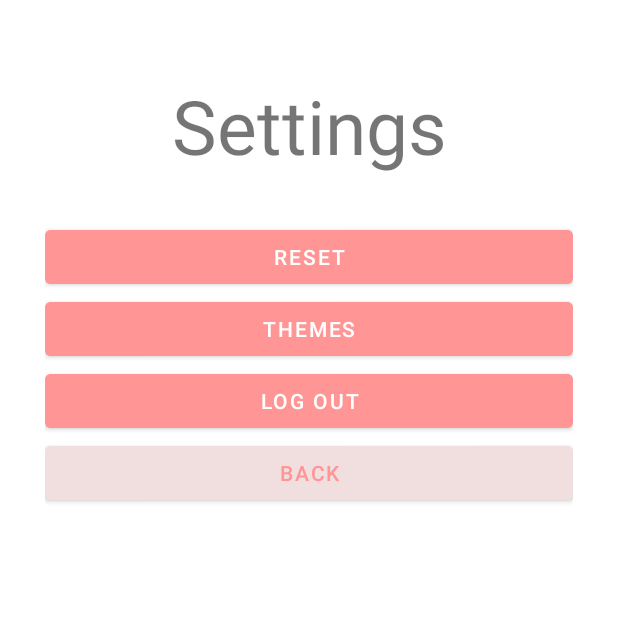
After one commit to weenleen/TamaGoDoWork, an Android app: the SettingsAct screen opened directly, with no data from a screen before it, on a phone screen of 412 x 824 dp, the top half of it. The commit adds this screen. Run offline under Robolectric (Android 15) with nearby library versions, the phone set to English and light mode, and no system bars; our stand-ins replace Firebase (no records; nobody signed in at launch, a user with empty details on screens opened directly).

Commit message:
added settings menu and other UI elements

```diff
--- a/app/src/main/AndroidManifest.xml
+++ b/app/src/main/AndroidManifest.xml
@@ -9,7 +9,8 @@
         android:roundIcon="@mipmap/ic_launcher_round"
         android:supportsRtl="true"
         android:theme="@style/Theme.TamaGoDoWork">
-        <activity android:name=".RegisterAct"></activity>
+        <activity android:name=".SettingsAct"></activity>
+        <activity android:name=".RegisterAct" />
         <activity android:name=".LoginAct" />
         <activity android:name=".EditTaskAct" />
         <activity android:name=".AddTaskAct" />
--- /dev/null
+++ b/app/src/main/java/com/example/tamagodowork/SettingsAct.java
@@ -0,0 +1,53 @@
+package com.example.tamagodowork;
+
+import androidx.appcompat.app.AppCompatActivity;
+
+import android.content.Intent;
+import android.os.Bundle;
+import android.view.View;
+import android.widget.Button;
+
+import com.google.firebase.auth.FirebaseAuth;
+
+public class SettingsAct extends AppCompatActivity {
+
+    Button resetBtn, themesBtn, logoutBtn, backBtn;
+
+    @Override
+    protected void onCreate(Bundle savedInstanceState) {
+        super.onCreate(savedInstanceState);
+        setContentView(R.layout.activity_settings);
+
+        this.resetBtn = findViewById(R.id.btn_reset);
+        this.resetBtn.setOnClickListener(new View.OnClickListener() {
+            @Override
+            public void onClick(View v) {
+                MainActivity.xp = 0;
+                MainActivity.userDoc.update("XP", 0);
+                startActivity(new Intent(getApplicationContext(), MainActivity.class));
+                finish();
+            }
+        });
+
+        this.themesBtn = findViewById(R.id.btn_themes);
+
+        this.logoutBtn = findViewById(R.id.btn_logout);
+        this.logoutBtn.setOnClickListener(new View.OnClickListener() {
+            @Override
+            public void onClick(View v) {
+                FirebaseAuth.getInstance().signOut();
+                startActivity(new Intent(getApplicationContext(), LoginAct.class));
+                finish();
+            }
+        });
+
+        this.backBtn = findViewById(R.id.btn_back);
+        this.backBtn.setOnClickListener(new View.OnClickListener() {
+            @Override
+            public void onClick(View v) {
+                startActivity(new Intent(getApplicationContext(), MainActivity.class));
+                finish();
+            }
+        });
+    }
+}
--- /dev/null
+++ b/app/src/main/res/color/bottom_nav_item.xml
@@ -0,0 +1,5 @@
+<?xml version="1.0" encoding="utf-8"?>
+<selector xmlns:android="http://schemas.android.com/apk/res/android">
+    <item android:color="@color/white" android:state_checked="true" />
+    <item android:color="@color/light_pink" />
+</selector>
--- /dev/null
+++ b/app/src/main/res/drawable/bg_bottom_nav.xml
@@ -0,0 +1,6 @@
+<?xml version="1.0" encoding="utf-8"?>
+<shape xmlns:android="http://schemas.android.com/apk/res/android">
+    <solid
+        android:color="@color/peach">
+    </solid>
+</shape>
--- /dev/null
+++ b/app/src/main/res/drawable/ic_baseline_access_time_24.xml
@@ -0,0 +1,6 @@
+<vector android:height="24dp" android:tint="#FFFFFF"
+    android:viewportHeight="24" android:viewportWidth="24"
+    android:width="24dp" xmlns:android="http://schemas.android.com/apk/res/android">
+    <path android:fillColor="@android:color/white" android:pathData="M11.99,2C6.47,2 2,6.48 2,12s4.47,10 9.99,10C17.52,22 22,17.52 22,12S17.52,2 11.99,2zM12,20c-4.42,0 -8,-3.58 -8,-8s3.58,-8 8,-8 8,3.58 8,8 -3.58,8 -8,8z"/>
+    <path android:fillColor="@android:color/white" android:pathData="M12.5,7H11v6l5.25,3.15 0.75,-1.23 -4.5,-2.67z"/>
+</vector>
--- /dev/null
+++ b/app/src/main/res/drawable/ic_baseline_assignment_24.xml
@@ -0,0 +1,5 @@
+<vector android:height="24dp" android:tint="#FFFFFF"
+    android:viewportHeight="24" android:viewportWidth="24"
+    android:width="24dp" xmlns:android="http://schemas.android.com/apk/res/android">
+    <path android:fillColor="@color/white" android:pathData="M19,3h-4.18C14.4,1.84 13.3,1 12,1c-1.3,0 -2.4,0.84 -2.82,2L5,3c-1.1,0 -2,0.9 -2,2v14c0,1.1 0.9,2 2,2h14c1.1,0 2,-0.9 2,-2L21,5c0,-1.1 -0.9,-2 -2,-2zM12,3c0.55,0 1,0.45 1,1s-0.45,1 -1,1 -1,-0.45 -1,-1 0.45,-1 1,-1zM14,17L7,17v-2h7v2zM17,13L7,13v-2h10v2zM17,9L7,9L7,7h10v2z"/>
+</vector>
--- /dev/null
+++ b/app/src/main/res/drawable/ic_baseline_calendar_today_24.xml
@@ -0,0 +1,5 @@
+<vector android:height="24dp" android:tint="#FFFFFF"
+    android:viewportHeight="24" android:viewportWidth="24"
+    android:width="24dp" xmlns:android="http://schemas.android.com/apk/res/android">
+    <path android:fillColor="@android:color/white" android:pathData="M20,3h-1L19,1h-2v2L7,3L7,1L5,1v2L4,3c-1.1,0 -2,0.9 -2,2v16c0,1.1 0.9,2 2,2h16c1.1,0 2,-0.9 2,-2L22,5c0,-1.1 -0.9,-2 -2,-2zM20,21L4,21L4,8h16v13z"/>
+</vector>
--- /dev/null
+++ b/app/src/main/res/drawable/ic_baseline_close_24.xml
@@ -0,0 +1,5 @@
+<vector android:height="24dp" android:tint="#7E7D7D"
+    android:viewportHeight="24" android:viewportWidth="24"
+    android:width="24dp" xmlns:android="http://schemas.android.com/apk/res/android">
+    <path android:fillColor="@color/grey" android:pathData="M19,6.41L17.59,5 12,10.59 6.41,5 5,6.41 10.59,12 5,17.59 6.41,19 12,13.41 17.59,19 19,17.59 13.41,12z"/>
+</vector>
--- /dev/null
+++ b/app/src/main/res/drawable/ic_baseline_delete_outline_24.xml
@@ -0,0 +1,5 @@
+<vector android:height="24dp" android:tint="#FFFFFF"
+    android:viewportHeight="24" android:viewportWidth="24"
+    android:width="24dp" xmlns:android="http://schemas.android.com/apk/res/android">
+    <path android:fillColor="@android:color/white" android:pathData="M6,19c0,1.1 0.9,2 2,2h8c1.1,0 2,-0.9 2,-2L18,7L6,7v12zM8,9h8v10L8,19L8,9zM15.5,4l-1,-1h-5l-1,1L5,4v2h14L19,4z"/>
+</vector>
--- /dev/null
+++ b/app/src/main/res/drawable/ic_baseline_edit_24.xml
@@ -0,0 +1,5 @@
+<vector android:height="24dp" android:tint="#FFFFFF"
+    android:viewportHeight="24" android:viewportWidth="24"
+    android:width="24dp" xmlns:android="http://schemas.android.com/apk/res/android">
+    <path android:fillColor="@android:color/white" android:pathData="M3,17.25V21h3.75L17.81,9.94l-3.75,-3.75L3,17.25zM20.71,7.04c0.39,-0.39 0.39,-1.02 0,-1.41l-2.34,-2.34c-0.39,-0.39 -1.02,-0.39 -1.41,0l-1.83,1.83 3.75,3.75 1.83,-1.83z"/>
+</vector>
--- /dev/null
+++ b/app/src/main/res/drawable/ic_baseline_settings_24.xml
@@ -0,0 +1,5 @@
+<vector android:height="24dp" android:tint="#FFFFFF"
+    android:viewportHeight="25" android:viewportWidth="25"
+    android:width="24dp" xmlns:android="http://schemas.android.com/apk/res/android">
+    <path android:fillColor="@android:color/white" android:pathData="M19.14,12.94c0.04,-0.3 0.06,-0.61 0.06,-0.94c0,-0.32 -0.02,-0.64 -0.07,-0.94l2.03,-1.58c0.18,-0.14 0.23,-0.41 0.12,-0.61l-1.92,-3.32c-0.12,-0.22 -0.37,-0.29 -0.59,-0.22l-2.39,0.96c-0.5,-0.38 -1.03,-0.7 -1.62,-0.94L14.4,2.81c-0.04,-0.24 -0.24,-0.41 -0.48,-0.41h-3.84c-0.24,0 -0.43,0.17 -0.47,0.41L9.25,5.35C8.66,5.59 8.12,5.92 7.63,6.29L5.24,5.33c-0.22,-0.08 -0.47,0 -0.59,0.22L2.74,8.87C2.62,9.08 2.66,9.34 2.86,9.48l2.03,1.58C4.84,11.36 4.8,11.69 4.8,12s0.02,0.64 0.07,0.94l-2.03,1.58c-0.18,0.14 -0.23,0.41 -0.12,0.61l1.92,3.32c0.12,0.22 0.37,0.29 0.59,0.22l2.39,-0.96c0.5,0.38 1.03,0.7 1.62,0.94l0.36,2.54c0.05,0.24 0.24,0.41 0.48,0.41h3.84c0.24,0 0.44,-0.17 0.47,-0.41l0.36,-2.54c0.59,-0.24 1.13,-0.56 1.62,-0.94l2.39,0.96c0.22,0.08 0.47,0 0.59,-0.22l1.92,-3.32c0.12,-0.22 0.07,-0.47 -0.12,-0.61L19.14,12.94zM12,15.6c-1.98,0 -3.6,-1.62 -3.6,-3.6s1.62,-3.6 3.6,-3.6s3.6,1.62 3.6,3.6S13.98,15.6 12,15.6z"/>
+</vector>
--- /dev/null
+++ b/app/src/main/res/layout/activity_settings.xml
@@ -0,0 +1,59 @@
+<?xml version="1.0" encoding="utf-8"?>
+<LinearLayout xmlns:android="http://schemas.android.com/apk/res/android"
+    xmlns:app="http://schemas.android.com/apk/res-auto"
+    xmlns:tools="http://schemas.android.com/tools"
+    android:layout_width="match_parent"
+    android:layout_height="match_parent"
+    tools:context=".SettingsAct"
+    android:paddingTop="50dp"
+    android:paddingBottom="50dp"
+    android:paddingLeft="30dp"
+    android:paddingRight="30dp"
+    android:orientation="vertical" >
+
+    <TextView
+        android:layout_width="match_parent"
+        android:layout_height="wrap_content"
+        android:text="Settings"
+        android:textSize="50sp"
+        android:gravity="center"
+        android:layout_marginBottom="30dp">
+    </TextView>
+
+    <Button
+        android:id="@+id/btn_reset"
+        android:layout_width="match_parent"
+        android:layout_height="wrap_content"
+        android:backgroundTint="@color/peach"
+        android:text="Reset"
+        android:layout_centerInParent="true"
+        android:textColor="@android:color/white" />
+
+    <Button
+        android:id="@+id/btn_themes"
+        android:layout_width="match_parent"
+        android:layout_height="wrap_content"
+        android:backgroundTint="@color/peach"
+        android:text="Themes"
+        android:layout_centerInParent="true"
+        android:textColor="@android:color/white" />
+
+    <Button
+        android:id="@+id/btn_logout"
+        android:layout_width="match_parent"
+        android:layout_height="wrap_content"
+        android:backgroundTint="@color/peach"
+        android:text="Log out"
+        android:layout_centerInParent="true"
+        android:textColor="@android:color/white" />
+
+    <Button
+        android:id="@+id/btn_back"
+        android:layout_width="match_parent"
+        android:layout_height="wrap_content"
+        android:backgroundTint="@color/off_white"
+        android:text="back"
+        android:layout_centerInParent="true"
+        android:textColor="@color/peach" />
+
+</LinearLayout>
--- a/app/src/main/res/values/colors.xml
+++ b/app/src/main/res/values/colors.xml
@@ -13,4 +13,5 @@
     <color name="off_white">#F1DFDF</color>
     <color name="peach">#FF9595</color>
     <color name="light_pink">#FADADD</color>
+    <color name="grey">#7E7D7D</color>
 </resources>
```
Also changed, not shown: app/src/main/java/com/example/tamagodowork/MainActivity.java (+28 -17 lines), app/src/main/res/drawable/ic_baseline_pets_24.xml (added, +9 -0 lines), app/src/main/res/layout/activity_add_task.xml (+5 -2 lines), app/src/main/res/layout/activity_edit_task.xml (+5 -2 lines), app/src/main/res/layout/activity_main.xml (+14 -25 lines), app/src/main/res/layout/task_details_dial.xml (+30 -5 lines), app/src/main/res/menu/bottom_nav_menu.xml (+6 -3 lines).
